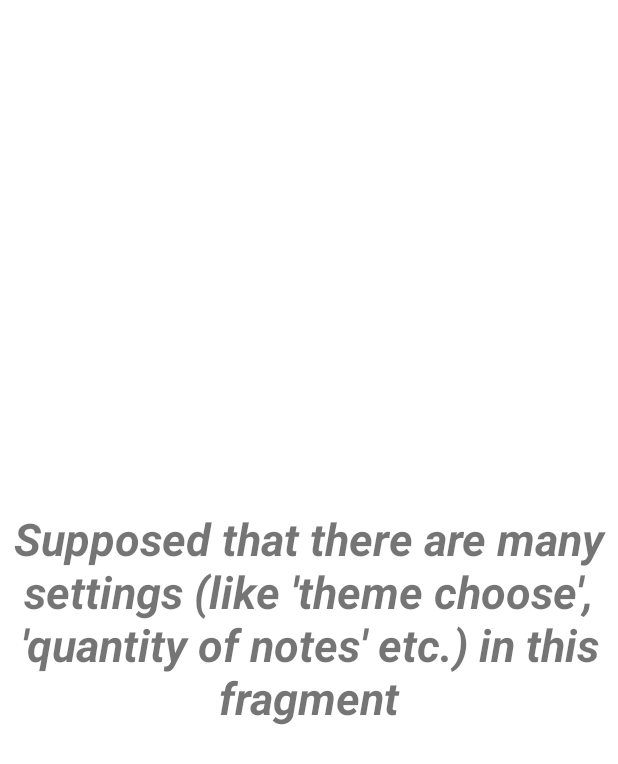
After one commit to docAlexxx/NotesHolder, an Android app: the layout fragment_settings.xml on its own in the app's theme, with its tools: preview values and no code run, on a phone screen of 412 x 824 dp. The commit adds this screen. Shown: the top 764 px of the screen. Run offline under Robolectric (Android 15) with nearby library versions, the phone set to English and light mode, and no system bars.

Commit message:
added settings-fragment

```diff
--- /dev/null
+++ b/app/src/main/java/com/example/notesholder/SettingsFragment.java
@@ -0,0 +1,17 @@
+package com.example.notesholder;
+
+import android.os.Bundle;
+
+import androidx.fragment.app.Fragment;
+
+import android.view.LayoutInflater;
+import android.view.View;
+import android.view.ViewGroup;
+
+public class SettingsFragment extends Fragment {
+
+    @Override
+    public View onCreateView(LayoutInflater inflater, ViewGroup container,
+                             Bundle savedInstanceState) {
+        return inflater.inflate(R.layout.fragment_settings, container, false);
+}
--- /dev/null
+++ b/app/src/main/res/layout/fragment_settings.xml
@@ -0,0 +1,18 @@
+<?xml version="1.0" encoding="utf-8"?>
+<FrameLayout xmlns:android="http://schemas.android.com/apk/res/android"
+    xmlns:tools="http://schemas.android.com/tools"
+    android:layout_width="match_parent"
+    android:layout_height="match_parent"
+    tools:context=".SettingsFragment">
+
+    <!-- TODO: Update blank fragment layout -->
+    <TextView
+        android:layout_width="match_parent"
+        android:layout_height="wrap_content"
+        android:text="@string/settngs_text"
+        android:layout_gravity="center"
+        android:textSize="30sp"
+        android:gravity="center"
+        android:textStyle="bold|italic"/>
+
+</FrameLayout>
--- a/app/src/main/res/values/strings.xml
+++ b/app/src/main/res/values/strings.xml
@@ -3,4 +3,5 @@
     <!-- TODO: Remove or change this placeholder text -->
     <string name="hello_blank_fragment">Hello blank fragment</string>
     <string name="holder_name">Notes list</string>
+    <string name="settngs_text">Supposed that there are many settings (like \'theme choose\', \'quantity of notes\' etc.) in this fragment</string>
 </resources>
```
